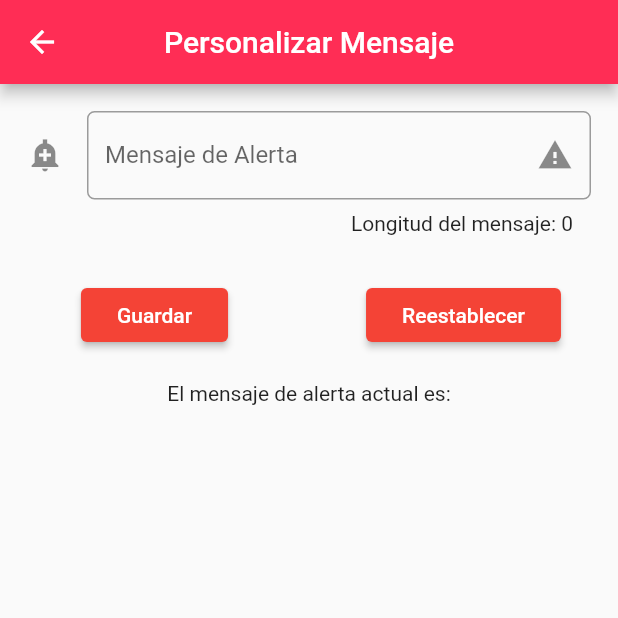
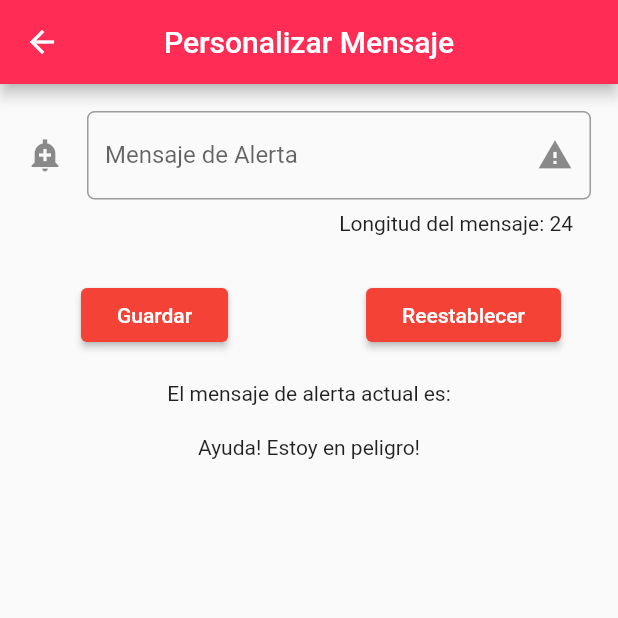
Before and after one commit to DaniloJ0/Help.me, a Flutter app: the Message screen opened directly, on a phone screen of 412 x 824 dp, the top half of it. Run offline on Flutter 3.47's test engine with Material 2 defaults, Android fonts, the phone set to English and light mode, and no system bars; our stand-ins replace firebase_auth, firebase_core, geocoding, geolocator, get, permission_handler and 2 more; missing offline and left inert: fluttercontactpicker, geocode, telephony; accounts and stored records are empty.

Commit message:
added sharedprefs to contacts and message routes

```diff
--- a/lib/ui/login_page.dart
+++ b/lib/ui/login_page.dart
@@ -20,7 +20,7 @@ class _SignInPageState extends State<SignInPage> {
   Widget build(BuildContext context) {
     return Scaffold(
         appBar: AppBar(
-          title: const Text('Help.Me'),
+          title: const Text('Help.me'),
           backgroundColor: const Color(0xffff2d55),
           centerTitle: true,
         ),
--- a/lib/ui/message.dart
+++ b/lib/ui/message.dart
@@ -1,5 +1,6 @@
 import 'package:flutter/material.dart';
 import 'package:get/get.dart';
+import 'package:shared_preferences/shared_preferences.dart';
 
 class Message extends StatefulWidget {
   Message({Key? key}) : super(key: key);
@@ -9,18 +10,37 @@ class Message extends StatefulWidget {
 }
 
 class _MessageState extends State<Message> {
-  String _name = '';
+  late String _name = '';
   final msgHolder = TextEditingController();
 
-  void funcion(int saveorclear) {
+  late SharedPreferences prefs;
+
+  _initMsg() async {
+    prefs = await SharedPreferences.getInstance();
+    setState(() {
+      _name = prefs.getString('msg') ?? 'Ayuda! Estoy en peligro!';
+    });
+  }
+
+  @override
+  void initState() {
+    _initMsg();
+    super.initState();
+  }
+
+  void funcion(int saveorclear, String value) async {
     if (saveorclear == 1) {
-      //Guardar el mensaje
+      setState(() {
+        _name = value;
+      });
+      await prefs.setString('msg', _name);
     } else {
       if (saveorclear == 2) {
         setState(() {
           _name = 'Ayudame! Estoy en peligro!';
           msgHolder.clear();
         });
+        await prefs.setString('msg', _name);
       }
     }
   }
@@ -46,12 +66,13 @@ class _MessageState extends State<Message> {
                 Expanded(
                   child: Container(
                       alignment: Alignment.center,
-                      child: _createButton("Guardar", 1)),
+                      child: _createButton("Guardar", 1, _name)),
                 ),
                 Expanded(
                   child: Container(
                       alignment: Alignment.center,
-                      child: _createButton("Reestablecer", 2)),
+                      child: _createButton(
+                          "Reestablecer", 2, 'Ayudame! Estoy en peligro!')),
                 ),
                 //Mensaje actual
               ]),
@@ -88,6 +109,7 @@ class _MessageState extends State<Message> {
           setState(() {
             _name = value;
           });
+          funcion(1, value);
         } else {
           value = _name;
           ScaffoldMessenger.of(context).showSnackBar(
@@ -97,7 +119,7 @@ class _MessageState extends State<Message> {
     );
   }
 
-  Widget _createButton(String text, int op) {
+  Widget _createButton(String text, int op, String texto) {
     return ElevatedButton(
       style: ElevatedButton.styleFrom(primary: Colors.red),
       child: Padding(
@@ -109,7 +131,7 @@ class _MessageState extends State<Message> {
           ),
         ),
       ),
-      onPressed: () => funcion(op),
+      onPressed: () => funcion(op, texto),
     );
   }
 }
```
